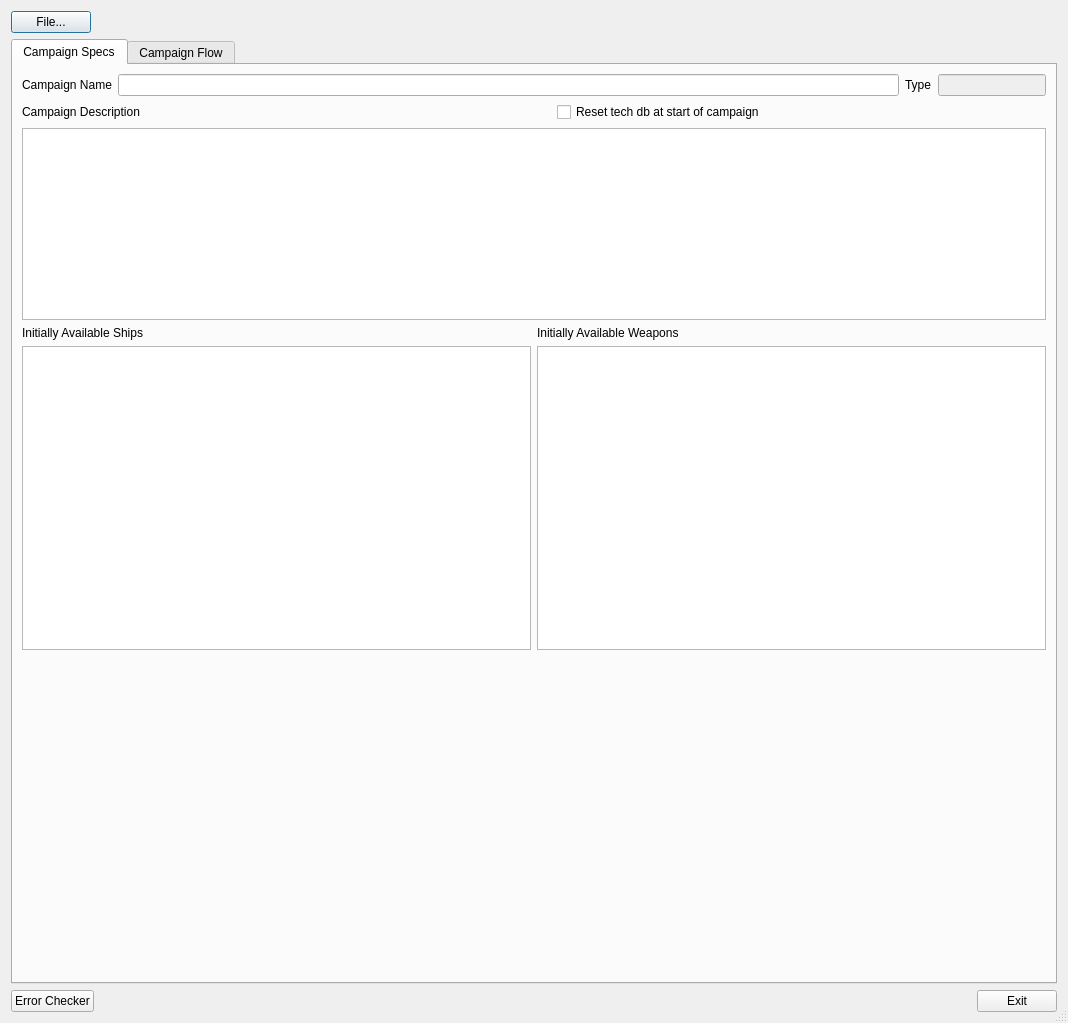
This is qtfred/ui/CampaignEditorDialog.ui in scp-fs2open/fs2open.github.com as Qt 5 draws it before an edit. The edited form follows.
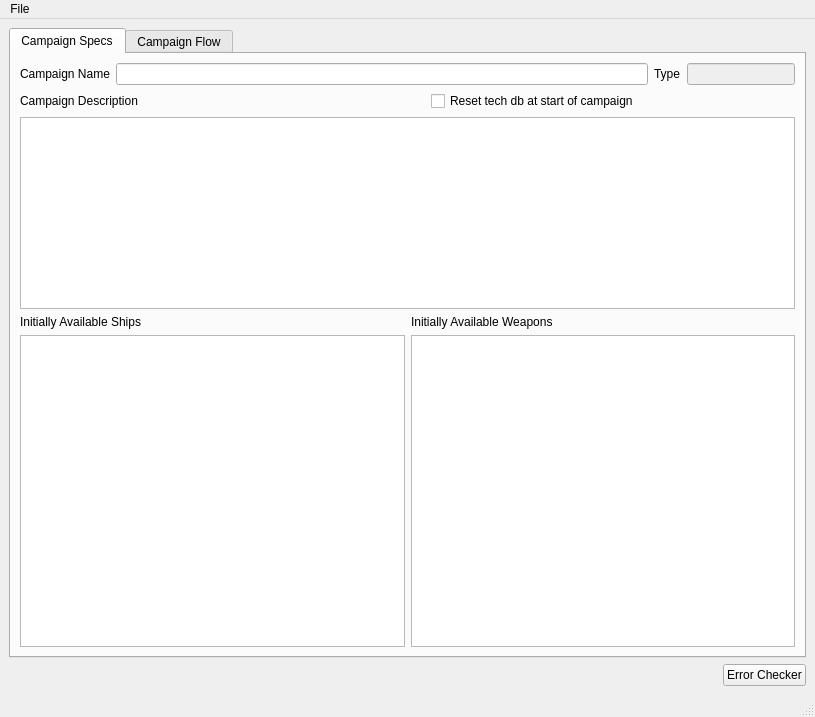
This is the edited form. Custom widgets are drawn as their Qt base class.

Commit message: refactored campaign dialog model

Diff of the .ui file:
```diff
--- a/qtfred/ui/CampaignEditorDialog.ui
+++ b/qtfred/ui/CampaignEditorDialog.ui
@@ -1,41 +1,23 @@
 <?xml version="1.0" encoding="UTF-8"?>
 <ui version="4.0">
  <class>fso::fred::dialogs::CampaignEditorDialog</class>
- <widget class="QDialog" name="fso::fred::dialogs::CampaignEditorDialog">
-  <property name="enabled">
-   <bool>true</bool>
+ <widget class="QMainWindow" name="fso::fred::dialogs::CampaignEditorDialog">
+  <property name="windowModality">
+   <enum>Qt::ApplicationModal</enum>
   </property>
   <property name="geometry">
    <rect>
     <x>0</x>
     <y>0</y>
-    <width>1068</width>
-    <height>1023</height>
+    <width>815</width>
+    <height>717</height>
    </rect>
   </property>
   <property name="windowTitle">
    <string>Untitled</string>
   </property>
-  <property name="sizeGripEnabled">
-   <bool>true</bool>
-  </property>
-  <property name="modal">
-   <bool>true</bool>
-  </property>
-  <layout class="QVBoxLayout" name="windowLayout">
-   <item>
-    <widget class="QPushButton" name="btnMenu">
-     <property name="sizePolicy">
-      <sizepolicy hsizetype="Fixed" vsizetype="Fixed">
-       <horstretch>0</horstretch>
-       <verstretch>0</verstretch>
-      </sizepolicy>
-     </property>
-     <property name="text">
-      <string>File...</string>
-     </property>
-    </widget>
-   </item>
+  <widget class="QWidget" name="centralwidget">
+   <layout class="QVBoxLayout" name="verticalLayout">
    <item>
     <widget class="QTabWidget" name="mainTabs">
      <property name="currentIndex">
@@ -151,19 +133,6 @@
          </item>
         </layout>
        </item>
-       <item>
-        <spacer name="verticalSpacer">
-         <property name="orientation">
-          <enum>Qt::Vertical</enum>
-         </property>
-         <property name="sizeHint" stdset="0">
-          <size>
-           <width>20</width>
-           <height>40</height>
-          </size>
-         </property>
-        </spacer>
-       </item>
       </layout>
      </widget>
      <widget class="QWidget" name="campaignFlow">
@@ -474,17 +443,7 @@
     </widget>
    </item>
    <item>
-    <layout class="QHBoxLayout" name="mainControls">
-     <item>
-      <widget class="QPushButton" name="btnErrorChecker">
-       <property name="text">
-        <string>Error Checker</string>
-       </property>
-       <property name="shortcut">
-        <string>Shift+H</string>
-       </property>
-      </widget>
-     </item>
+     <layout class="QHBoxLayout" name="horizontalLayout_2">
      <item>
       <spacer name="horizontalSpacer_2">
        <property name="orientation">
@@ -499,15 +458,64 @@
       </spacer>
      </item>
      <item>
-      <widget class="QPushButton" name="btnExit">
+       <widget class="QPushButton" name="errorCheckerButton">
+        <property name="text">
+         <string>Error Checker</string>
+        </property>
+       </widget>
+      </item>
+     </layout>
+    </item>
+   </layout>
+  </widget>
+  <widget class="QMenuBar" name="menubar">
+   <property name="geometry">
+    <rect>
+     <x>0</x>
+     <y>0</y>
+     <width>815</width>
+     <height>22</height>
+    </rect>
+   </property>
+   <widget class="QMenu" name="menuFile">
+    <property name="title">
+     <string>File</string>
+    </property>
+    <addaction name="actionNew"/>
+    <addaction name="actionOpen"/>
+    <addaction name="actionSave"/>
+    <addaction name="actionSave_As"/>
+    <addaction name="separator"/>
+    <addaction name="actionExit"/>
+   </widget>
+   <addaction name="menuFile"/>
+  </widget>
+  <widget class="QStatusBar" name="statusbar"/>
+  <action name="actionNew">
+   <property name="text">
+    <string>New</string>
+   </property>
+  </action>
+  <action name="actionOpen">
+   <property name="text">
+    <string>Open...</string>
+   </property>
+  </action>
+  <action name="actionSave">
+   <property name="text">
+    <string>Save</string>
+   </property>
+  </action>
+  <action name="actionSave_As">
+   <property name="text">
+    <string>Save As...</string>
+   </property>
+  </action>
+  <action name="actionExit">
        <property name="text">
         <string>Exit</string>
        </property>
-      </widget>
-     </item>
-    </layout>
-   </item>
-  </layout>
+  </action>
  </widget>
  <customwidgets>
   <customwidget>
```
Left out of the diff: 10 changed lines with no effect on the pictures. Lines whose indentation alone changed are shown as unchanged. The commit also changes 4 other files.
